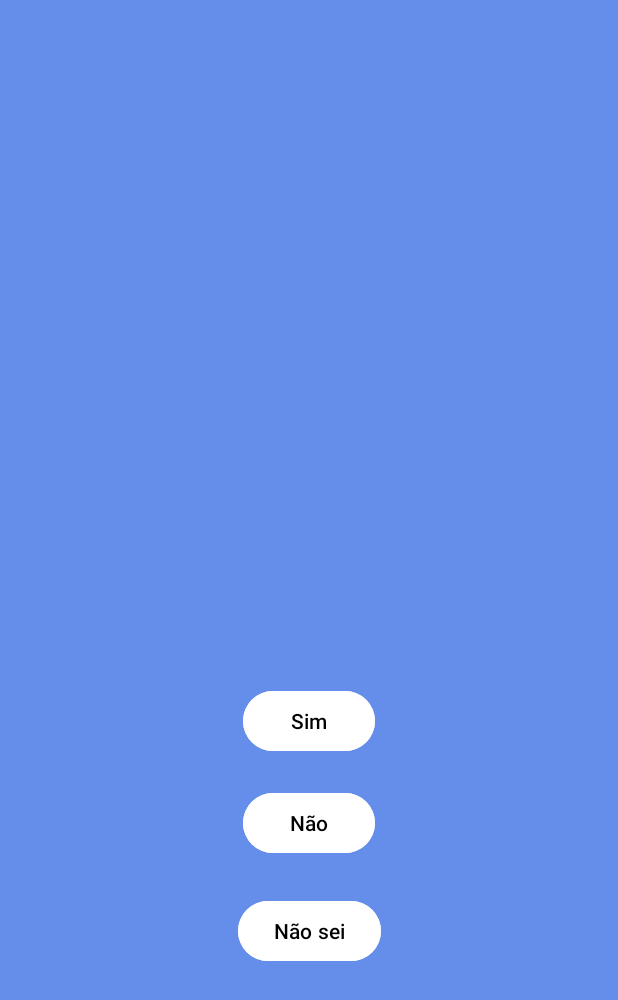
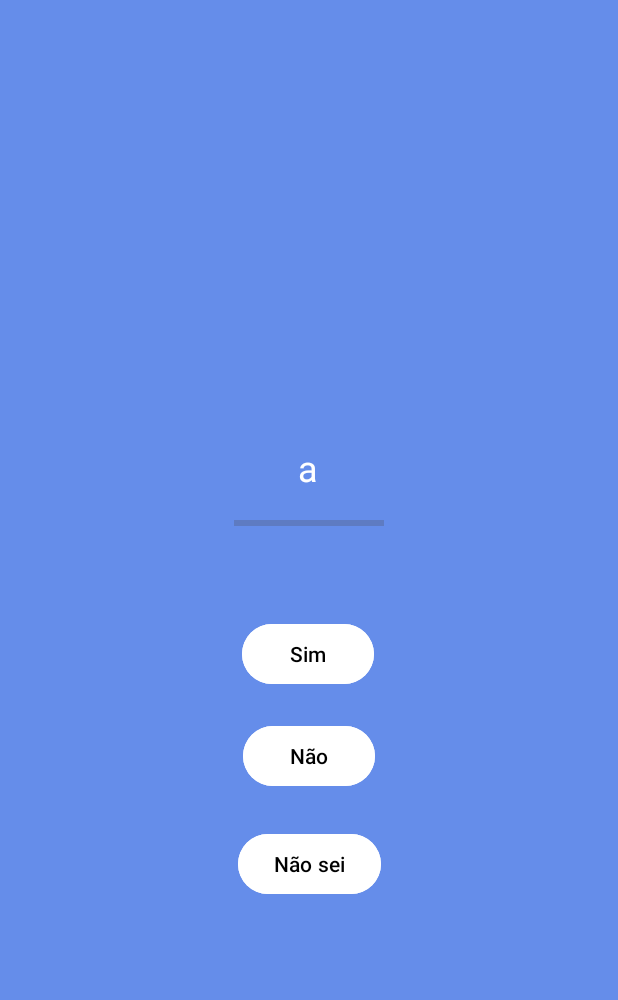
Before and after one commit to brunoaiolfi/akinator, an Android app: the QuestionsActivity screen opened directly, with no data from a screen before it, on a phone screen of 412 x 824 dp. Shown: the top 1000 px of the screen. Run offline under Robolectric (Android 15) with nearby library versions, the phone set to English and light mode, and no system bars; Roboto replaces fonts that are not available here.

Commit message:
questions activity

```diff
--- a/app/src/main/java/com/example/akinator/Modules/Akinator/Views/Questions/QuestionsActivity.kt
+++ b/app/src/main/java/com/example/akinator/Modules/Akinator/Views/Questions/QuestionsActivity.kt
@@ -4,6 +4,7 @@ import androidx.appcompat.app.AppCompatActivity
 import android.os.Bundle
 import android.view.View
 import android.widget.Toast
+import androidx.activity.viewModels
 import androidx.lifecycle.Observer
 import androidx.lifecycle.ViewModelProvider
 import com.example.akinator.Modules.Akinator.Entities.Enums.Answer
@@ -11,52 +12,51 @@ import com.example.akinator.Modules.Akinator.Entities.SessionEntity
 import com.example.akinator.R
 import com.example.akinator.databinding.ActivityQuestionsBinding
 
-class QuestionsActivity : AppCompatActivity(), View.OnClickListener {
+interface QuestionActivityProps {
+    fun showToast(message: String)
+}
+
+class QuestionsActivity : AppCompatActivity(), View.OnClickListener, QuestionActivityProps {
 
     private lateinit var binding: ActivityQuestionsBinding
-    private lateinit var viewModel: QuestionsViewModel
+    private val viewModel: QuestionsViewModel by viewModels {
+        QuestionsViewModelFactory(
+            application, this
+        )
+    }
+
 
     override fun onCreate(savedInstanceState: Bundle?) {
         super.onCreate(savedInstanceState)
+        binding = ActivityQuestionsBinding.inflate(layoutInflater)
+        setContentView(binding.root)
 
-        // Usando ViewBinding para inflar o layout
-        binding = ActivityQuestionsBinding.inflate(layoutInflater)
+        observers();
+        bindings();
+        getSession();
+    }
 
-        // Configurando o ViewModel
-        viewModel = ViewModelProvider(this)[QuestionsViewModel::class.java]
+    fun observers() {
+        viewModel.session.observe(this, Observer { session ->
+            session?.let {
+                binding.txtQuestion.text = it.question.questionText
+                binding.progressBar.setProgress((it.question.progress * 100).toInt(), true);
 
-        // Obtendo o objeto session enviado pela Intent
-        val tempSession = intent.getSerializableExtra("session") as SessionEntity?
+                if (it.question.done) {
+                    binding.btnIdk.visibility = View.INVISIBLE
+                    binding.btnNo.visibility = View.INVISIBLE
+                    binding.btnYes.visibility = View.INVISIBLE
+                }
+            }
+        })
+    }
 
-        // Se o session foi passado, set no ViewModel
-        tempSession?.let {
-            viewModel.setSession(it)
-        }
-
-        // Definir a view principal da activity como o root do binding
-        setContentView(binding.root)
+    fun bindings() {
+        if (viewModel.session.value?.question?.done == true) return;
 
         binding.btnIdk.setOnClickListener(this)
         binding.btnNo.setOnClickListener(this)
         binding.btnYes.setOnClickListener(this)
-
-        // Configurar os observadores
-        observers()
-    }
-
-    fun observers() {
-        viewModel.toastMessage.observe(this, Observer { message ->
-            message?.let {
-                Toast.makeText(this, it, Toast.LENGTH_SHORT).show()
-            }
-        })
-
-        viewModel.session.observe(this, Observer { session ->
-            session?.let {
-                // Atualizar o texto da questão quando o LiveData mudar
-                binding.txtQuestion.text = it.question.questionText
-            }
-        })
     }
 
     override fun onClick(v: View?) {
@@ -68,4 +68,15 @@ class QuestionsActivity : AppCompatActivity(), View.OnClickListener {
             return viewModel.handleAnswer(Answer.IDK.value);
         };
     }
+
+    override fun showToast(message: String) {
+        Toast.makeText(this, message, Toast.LENGTH_SHORT).show()
+    }
+
+    fun getSession() {
+        val tempSession = intent.getSerializableExtra("session") as SessionEntity?
+        tempSession?.let {
+            viewModel.setSession(it)
+        }
+    }
 }
--- a/app/src/main/java/com/example/akinator/Modules/Akinator/Views/Questions/QuestionsViewModel.kt
+++ b/app/src/main/java/com/example/akinator/Modules/Akinator/Views/Questions/QuestionsViewModel.kt
@@ -1,20 +1,29 @@
 package com.example.akinator.Modules.Akinator.Views.Questions
 
+import android.app.Application
+import androidx.lifecycle.AndroidViewModel
 import androidx.lifecycle.LiveData
 import androidx.lifecycle.MutableLiveData
 import androidx.lifecycle.ViewModel
+import androidx.lifecycle.ViewModelProvider
 import com.example.akinator.Modules.Akinator.Entities.SessionEntity
 import com.example.akinator.Modules.Akinator.Repository.QuestionsRepository
 
-class QuestionsViewModel : ViewModel() {
+class QuestionsViewModelFactory(
+    private val application: Application,
+    private val questionActivityProps: QuestionActivityProps
+) : ViewModelProvider.Factory {
+    override fun <T : ViewModel> create(modelClass: Class<T>): T {
+        return QuestionsViewModel(application, questionActivityProps) as T
+    }
+}
+
+class QuestionsViewModel(application: Application, private val questionsActivityProps: QuestionActivityProps) : AndroidViewModel(application) {
 
     private val repository = QuestionsRepository;
 
     private val _session = MutableLiveData<SessionEntity>();
     val session: LiveData<SessionEntity> = _session;
-
-    private val _toastMessage = MutableLiveData<String>()
-    val toastMessage: LiveData<String> = _toastMessage
 
     fun setSession(session: SessionEntity) {
         _session.value = session;
@@ -28,9 +37,9 @@ class QuestionsViewModel : ViewModel() {
             _session.value = _session.value?.copy(
                 question = it
             )
+
         }, {
-            // Handle error
-            _toastMessage.value = "Ocorreu um erro ao responder a pergunta"
+            questionsActivityProps.showToast("Ocorreu um erro ao responder a pergunta")
         })
 
     }
--- a/app/src/main/res/layout/activity_questions.xml
+++ b/app/src/main/res/layout/activity_questions.xml
@@ -13,23 +13,37 @@
         android:layout_width="wrap_content"
         android:layout_height="wrap_content"
         android:fontFamily="@font/aclonica"
-        android:text=""
+        android:text="a"
         android:textColor="#FFFFFF"
         android:textSize="24sp"
         app:layout_constraintBottom_toBottomOf="parent"
         app:layout_constraintEnd_toEndOf="parent"
+        app:layout_constraintHorizontal_bias="0.498"
         app:layout_constraintStart_toStartOf="parent"
-        app:layout_constraintTop_toTopOf="parent" />
+        app:layout_constraintTop_toTopOf="parent"
+        app:layout_constraintVertical_bias="0.368" />
+
+    <ProgressBar
+        android:id="@+id/progressBar"
+        style="?android:attr/progressBarStyleHorizontal"
+        android:layout_width="100dp"
+        android:layout_height="wrap_content"
+        app:layout_constraintBottom_toTopOf="@+id/btn_yes"
+        app:layout_constraintEnd_toEndOf="parent"
+        app:layout_constraintStart_toStartOf="parent"
+        app:layout_constraintTop_toBottomOf="@+id/txt_question"
+        app:layout_constraintVertical_bias="0.188" />
 
     <Button
         android:id="@+id/btn_yes"
         android:layout_width="wrap_content"
         android:layout_height="wrap_content"
-        android:layout_marginTop="28dp"
+        android:layout_marginTop="84dp"
         android:backgroundTint="@color/white"
         android:text="@string/yes"
         android:textColor="@android:color/black"
         app:layout_constraintEnd_toEndOf="parent"
+        app:layout_constraintHorizontal_bias="0.498"
         app:layout_constraintStart_toStartOf="parent"
         app:layout_constraintTop_toBottomOf="@+id/txt_question" />
 
@@ -57,4 +71,5 @@
         app:layout_constraintStart_toStartOf="parent"
         app:layout_constraintTop_toBottomOf="@+id/btn_no" />
 
+
 </androidx.constraintlayout.widget.ConstraintLayout>
```
